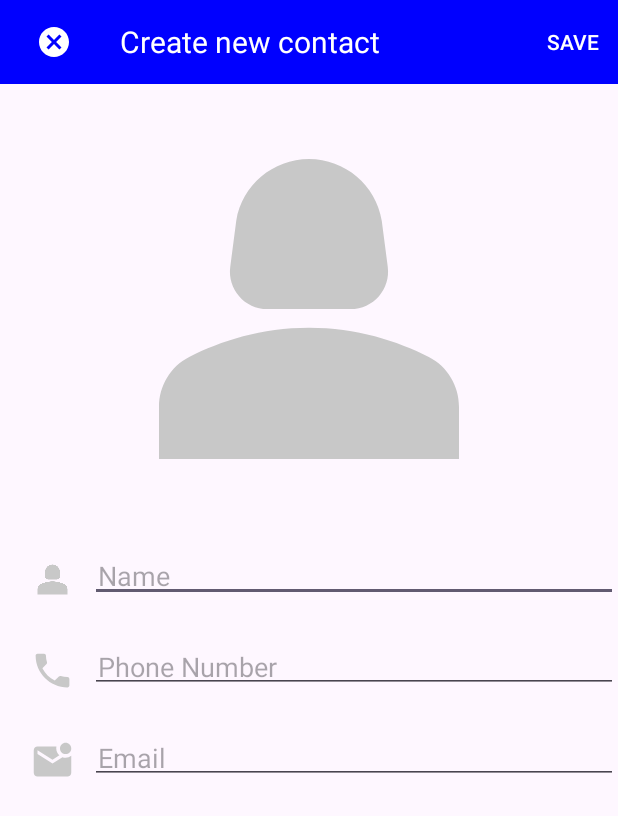
After one commit to LionBlackk/android, an Android app: the AddContactActivity screen opened directly, with no data from a screen before it, on a phone screen of 412 x 824 dp. The commit adds this screen. Shown: the top 816 px of the screen. Run offline under Robolectric (Android 15) with nearby library versions, the phone set to English and light mode, and no system bars.

Commit message:
contactapp: create new contact using (intent, design add contact, using db: room database)

```diff
--- a/ContactApp/app/src/main/AndroidManifest.xml
+++ b/ContactApp/app/src/main/AndroidManifest.xml
@@ -13,6 +13,9 @@
         android:theme="@style/Theme.ContactApp"
         tools:targetApi="31">
         <activity
+            android:name=".AddContactActivity"
+            android:exported="false" />
+        <activity
             android:name=".MainActivity"
             android:exported="true">
             <intent-filter>
--- /dev/null
+++ b/ContactApp/app/src/main/java/com/example/contactapp/AddContactActivity.java
@@ -0,0 +1,79 @@
+package com.example.contactapp;
+
+import androidx.annotation.NonNull;
+import androidx.appcompat.app.AppCompatActivity;
+import androidx.appcompat.widget.Toolbar;
+
+import android.content.Intent;
+import android.os.AsyncTask;
+import android.os.Bundle;
+import android.util.Log;
+import android.view.Menu;
+import android.view.MenuItem;
+import android.view.View;
+import android.widget.EditText;
+import android.widget.ImageView;
+import android.widget.Toast;
+
+public class AddContactActivity extends AppCompatActivity {
+    private AppDatabase db;
+    private ContactDao contactDao;
+    private EditText etName;
+    private EditText etPhoneNumber;
+    private EditText etEmail;
+    @Override
+    protected void onCreate(Bundle savedInstanceState) {
+        super.onCreate(savedInstanceState);
+        setContentView(R.layout.activity_add_contact);
+
+
+
+        Toolbar toolbar = findViewById(R.id.toolbar);
+        setSupportActionBar(toolbar);
+        getSupportActionBar().setDisplayShowTitleEnabled(false);
+
+        ImageView btnCancel = findViewById(R.id.btn_cancel);
+        btnCancel.setOnClickListener(new View.OnClickListener() {
+            @Override
+            public void onClick(View v) {
+                finish();
+            }
+        });
+
+    }
+
+    @Override
+    public boolean onCreateOptionsMenu(Menu menu) {
+        getMenuInflater().inflate(R.menu.add_menu, menu);
+        return true;
+    }
+
+    public boolean onOptionsItemSelected(@NonNull MenuItem item) {
+        AsyncTask.execute(new Runnable() {
+            @Override
+            public void run() {
+                db = AppDatabase.getInstance(getApplicationContext());
+                contactDao = db.contactDao();
+                int id = item.getItemId();
+                if (id == R.id.action_save) {
+
+                    etName = findViewById(R.id.et_name);
+                    etPhoneNumber = findViewById(R.id.et_phone_number);
+                    etEmail = findViewById(R.id.et_email);
+
+
+
+                    contactDao.insertAll(new Contact(etName.getText().toString(), etPhoneNumber.getText().toString(), etEmail.getText().toString()));
+
+                    Log.d("etName", etName.getText().toString());
+                    Log.d("etPhoneNumber", etPhoneNumber.getText().toString());
+                    Log.d("etEmail", etEmail.getText().toString());
+                    Intent intent = getIntent();
+                    setResult(RESULT_OK, intent);
+                    finish();
+                }
+            }
+        });
+        return super.onOptionsItemSelected(item);
+    }
+}
--- /dev/null
+++ b/ContactApp/app/src/main/res/drawable/baseline_add_24.xml
@@ -0,0 +1,5 @@
+<vector android:height="24dp" android:tint="#64AB3D"
+    android:viewportHeight="24" android:viewportWidth="24"
+    android:width="24dp" xmlns:android="http://schemas.android.com/apk/res/android">
+    <path android:fillColor="@android:color/white" android:pathData="M19,13h-6v6h-2v-6H5v-2h6V5h2v6h6v2z"/>
+</vector>
--- /dev/null
+++ b/ContactApp/app/src/main/res/drawable/baseline_cancel_24.xml
@@ -0,0 +1,5 @@
+<vector android:height="24dp" android:tint="#FFFFFF"
+    android:viewportHeight="24" android:viewportWidth="24"
+    android:width="24dp" xmlns:android="http://schemas.android.com/apk/res/android">
+    <path android:fillColor="@android:color/white" android:pathData="M12,2C6.47,2 2,6.47 2,12s4.47,10 10,10 10,-4.47 10,-10S17.53,2 12,2zM17,15.59L15.59,17 12,13.41 8.41,17 7,15.59 10.59,12 7,8.41 8.41,7 12,10.59 15.59,7 17,8.41 13.41,12 17,15.59z"/>
+</vector>
--- /dev/null
+++ b/ContactApp/app/src/main/res/drawable/baseline_local_phone_24.xml
@@ -0,0 +1,5 @@
+<vector android:height="24dp" android:tint="#C8C8C8"
+    android:viewportHeight="24" android:viewportWidth="24"
+    android:width="24dp" xmlns:android="http://schemas.android.com/apk/res/android">
+    <path android:fillColor="@android:color/white" android:pathData="M6.62,10.79c1.44,2.83 3.76,5.14 6.59,6.59l2.2,-2.2c0.27,-0.27 0.67,-0.36 1.02,-0.24 1.12,0.37 2.33,0.57 3.57,0.57 0.55,0 1,0.45 1,1V20c0,0.55 -0.45,1 -1,1 -9.39,0 -17,-7.61 -17,-17 0,-0.55 0.45,-1 1,-1h3.5c0.55,0 1,0.45 1,1 0,1.25 0.2,2.45 0.57,3.57 0.11,0.35 0.03,0.74 -0.25,1.02l-2.2,2.2z"/>
+</vector>
--- /dev/null
+++ b/ContactApp/app/src/main/res/drawable/baseline_mark_email_unread_24.xml
@@ -0,0 +1,5 @@
+<vector android:height="24dp" android:tint="#C8C8C8"
+    android:viewportHeight="24" android:viewportWidth="24"
+    android:width="24dp" xmlns:android="http://schemas.android.com/apk/res/android">
+    <path android:fillColor="@android:color/white" android:pathData="M22,8.98V18c0,1.1 -0.9,2 -2,2H4c-1.1,0 -2,-0.9 -2,-2V6c0,-1.1 0.9,-2 2,-2h10.1C14.04,4.32 14,4.66 14,5c0,1.48 0.65,2.79 1.67,3.71L12,11L4,6v2l8,5l5.3,-3.32C17.84,9.88 18.4,10 19,10C20.13,10 21.16,9.61 22,8.98zM16,5c0,1.66 1.34,3 3,3s3,-1.34 3,-3s-1.34,-3 -3,-3S16,3.34 16,5z"/>
+</vector>
--- a/ContactApp/app/src/main/res/drawable/baseline_person_2_24.xml
+++ b/ContactApp/app/src/main/res/drawable/baseline_person_2_24.xml
@@ -1,4 +1,4 @@
-<vector android:height="24dp" android:tint="#64AB3D"
+<vector android:height="24dp" android:tint="#C8C8C8"
     android:viewportHeight="24" android:viewportWidth="24"
     android:width="24dp" xmlns:android="http://schemas.android.com/apk/res/android">
     <path android:fillColor="@android:color/white" android:pathData="M18.39,14.56C16.71,13.7 14.53,13 12,13c-2.53,0 -4.71,0.7 -6.39,1.56C4.61,15.07 4,16.1 4,17.22V20h16v-2.78C20,16.1 19.39,15.07 18.39,14.56z"/>
--- /dev/null
+++ b/ContactApp/app/src/main/res/layout/activity_add_contact.xml
@@ -0,0 +1,130 @@
+<?xml version="1.0" encoding="utf-8"?>
+
+<LinearLayout xmlns:android="http://schemas.android.com/apk/res/android"
+    xmlns:app="http://schemas.android.com/apk/res-auto"
+    xmlns:tools="http://schemas.android.com/tools"
+    android:layout_width="match_parent"
+    android:layout_height="match_parent"
+    tools:context=".AddContactActivity"
+    android:orientation="vertical"
+    >
+
+    <androidx.appcompat.widget.Toolbar
+        android:id="@+id/toolbar"
+        android:layout_width="match_parent"
+        android:layout_height="wrap_content"
+        app:titleMarginStart="40sp"
+        app:title=""
+        android:background="@color/blue"
+        app:titleTextColor="@color/white"
+        android:theme="@style/AppTheme.ActionBar"
+        tools:ignore="MissingConstraints"
+        >
+        <ImageView
+            android:id="@+id/btn_cancel"
+            android:layout_width="wrap_content"
+            android:layout_height="wrap_content"
+            android:src="@drawable/baseline_cancel_24"
+            android:padding="8dp"/>
+
+        <TextView
+            android:layout_width="wrap_content"
+            android:layout_height="wrap_content"
+            android:text="Create new contact"
+            android:textColor="@color/white"
+            android:textSize="20dp"
+            android:layout_marginLeft="40dp"
+            />
+    </androidx.appcompat.widget.Toolbar>
+
+    <ImageView
+        android:layout_width="match_parent"
+        android:layout_height="300dp"
+        android:src="@drawable/baseline_person_2_24"
+        />
+
+    <LinearLayout
+        android:layout_width="match_parent"
+        android:layout_height="wrap_content"
+        android:layout_marginLeft="20dp"
+        android:orientation="vertical"
+        >
+
+        <LinearLayout
+            android:layout_width="match_parent"
+            android:layout_height="wrap_content"
+            android:layout_marginTop="15dp"
+            android:layout_marginBottom="15dp"
+            >
+            <ImageView
+                android:layout_width="30dp"
+                android:layout_height="30dp"
+                android:src="@drawable/baseline_person_2_24"
+            />
+
+            <EditText
+                android:id="@+id/et_name"
+                android:layout_width="match_parent"
+                android:layout_height="match_parent"
+                android:hint="Name"
+                android:padding="5dp"
+                android:layout_marginLeft="10dp"
+                android:gravity="center_vertical"
+                >
+
+            </EditText>
+        </LinearLayout>
+
+        <LinearLayout
+            android:layout_width="match_parent"
+            android:layout_height="wrap_content"
+            android:layout_marginTop="15dp"
+            android:layout_marginBottom="15dp"
+            >
+            <ImageView
+                android:layout_width="30dp"
+                android:layout_height="30dp"
+                android:src="@drawable/baseline_local_phone_24"
+                />
+
+            <EditText
+                android:id="@+id/et_phone_number"
+                android:layout_width="match_parent"
+                android:layout_height="match_parent"
+                android:hint="Phone Number"
+                android:padding="5dp"
+                android:layout_marginLeft="10dp"
+                android:gravity="center_vertical"
+                >
+
+            </EditText>
+        </LinearLayout>
+
+        <LinearLayout
+            android:layout_width="match_parent"
+            android:layout_height="wrap_content"
+            android:layout_marginTop="15dp"
+            android:layout_marginBottom="15dp"
+            >
+            <ImageView
+                android:layout_width="30dp"
+                android:layout_height="30dp"
+                android:src="@drawable/baseline_mark_email_unread_24"
+                />
+
+            <EditText
+                android:id="@+id/et_email"
+                android:layout_width="match_parent"
+                android:layout_height="match_parent"
+                android:hint="Email"
+                android:padding="5dp"
+                android:layout_marginLeft="10dp"
+                android:gravity="center_vertical"
+                >
+
+            </EditText>
+        </LinearLayout>
+
+    </LinearLayout>
+
+</LinearLayout>
--- /dev/null
+++ b/ContactApp/app/src/main/res/layout/custom_menu_item.xml
@@ -0,0 +1,6 @@
+<?xml version="1.0" encoding="utf-8"?>
+<TextView xmlns:android="http://schemas.android.com/apk/res/android"
+    android:layout_width="wrap_content"
+    android:layout_height="wrap_content"
+    android:textColor="@color/white"
+    android:text="Save" />
--- /dev/null
+++ b/ContactApp/app/src/main/res/menu/add_menu.xml
@@ -0,0 +1,19 @@
+<!--<menu xmlns:app="http://schemas.android.com/apk/res-auto"-->
+<!--    xmlns:android="http://schemas.android.com/apk/res/android">-->
+<!--    <item-->
+<!--        android:id="@+id/action_save"-->
+<!--        android:title="Save"-->
+<!--        android:orderInCategory="200"-->
+<!--        android:actionLayout="@layout/custom_menu_item"-->
+<!--        app:showAsAction="always" />-->
+<!--</menu>-->
+<menu xmlns:app="http://schemas.android.com/apk/res-auto"
+    xmlns:android="http://schemas.android.com/apk/res/android">
+    <item
+        android:id="@+id/action_save"
+        android:title="Save"
+        android:orderInCategory="200"
+        app:showAsAction="always"
+
+        />
+</menu>
--- a/ContactApp/app/src/main/res/values/themes.xml
+++ b/ContactApp/app/src/main/res/values/themes.xml
@@ -6,4 +6,7 @@
     </style>
 
     <style name="Theme.ContactApp" parent="Base.Theme.ContactApp" />
+    <style name="AppTheme.ActionBar" parent="Theme.AppCompat.Light.DarkActionBar">
+        <item name="actionMenuTextColor">@color/white</item>
+    </style>
 </resources>
```
Also changed, not shown: ContactApp/app/src/main/java/com/example/contactapp/MainActivity.java (+34 -26 lines), ContactApp/app/src/main/res/layout/activity_main.xml (+23 -3 lines), ContactApp/app/src/main/res/values/colors.xml (+16 -2 lines).
